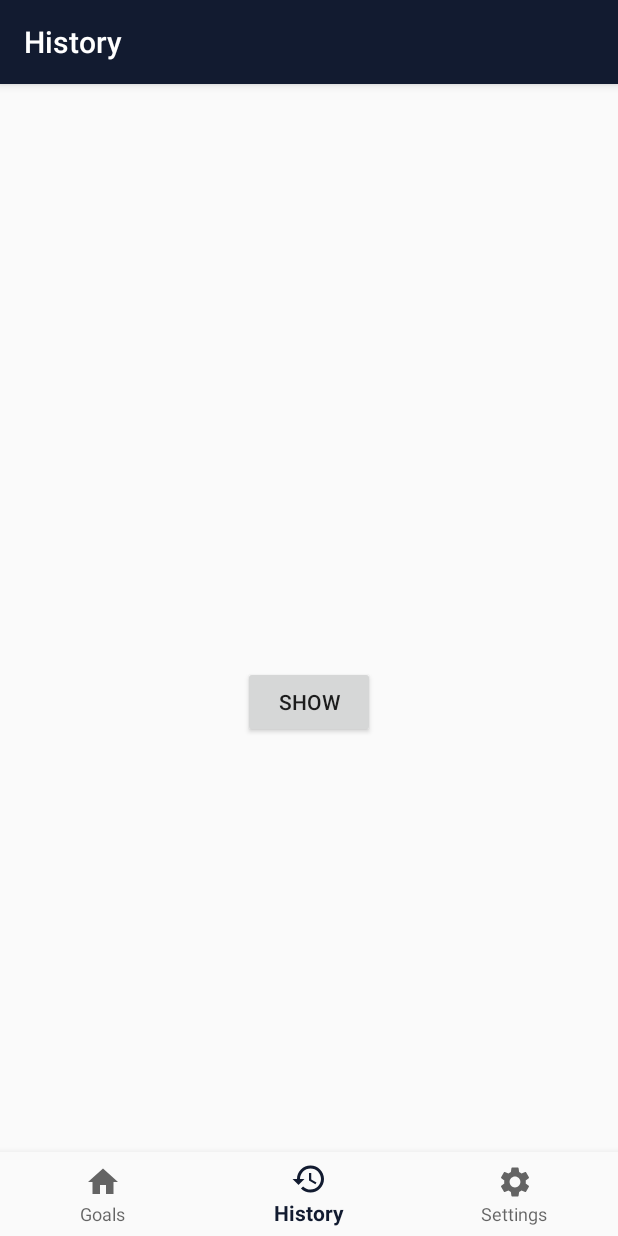
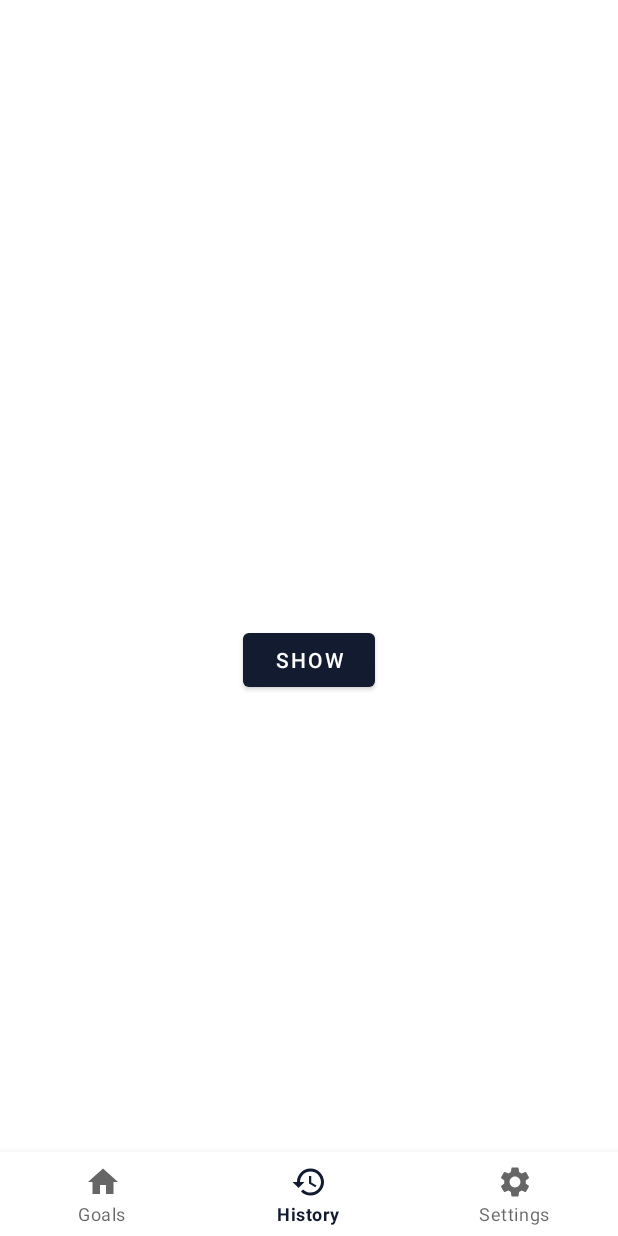
Before and after one commit to linaaa31/GoalTracker, an Android app: the screen it shows after launch (MainActivity), item 2 of the bottom bar chosen, on a phone screen of 412 x 824 dp. Run offline under Robolectric (Android 15) with nearby library versions, the phone set to English and light mode, and no system bars; our stand-ins replace Room's generated code, navigation-ui.

Commit message:
Styles updated, night removed, actionbar removed

```diff
--- a/app/src/main/java/com/app/goaltracker/MainActivity.java
+++ b/app/src/main/java/com/app/goaltracker/MainActivity.java
@@ -27,14 +27,7 @@ public class MainActivity extends AppCompatActivity {
         binding = ActivityMainBinding.inflate(getLayoutInflater());
         setContentView(binding.getRoot());
 
-        BottomNavigationView navView = findViewById(R.id.nav_view);
-        // Passing each menu ID as a set of Ids because each
-        // menu should be considered as top level destinations.
-        AppBarConfiguration appBarConfiguration = new AppBarConfiguration.Builder(
-                R.id.navigation_goals, R.id.navigation_history, R.id.navigation_settings)
-                .build();
         NavController navController = Navigation.findNavController(this, R.id.nav_host_fragment_activity_main);
-        NavigationUI.setupActionBarWithNavController(this, navController, appBarConfiguration);
         NavigationUI.setupWithNavController(binding.navView, navController);
     }
 
--- a/app/src/main/res/layout/fragment_goals.xml
+++ b/app/src/main/res/layout/fragment_goals.xml
@@ -1,5 +1,6 @@
 <?xml version="1.0" encoding="utf-8"?>
-<androidx.constraintlayout.widget.ConstraintLayout xmlns:android="http://schemas.android.com/apk/res/android"
+<androidx.constraintlayout.widget.ConstraintLayout
+    xmlns:android="http://schemas.android.com/apk/res/android"
     xmlns:app="http://schemas.android.com/apk/res-auto"
     xmlns:tools="http://schemas.android.com/tools"
     android:layout_width="match_parent"
--- a/app/src/main/res/values-night/themes.xml
+++ /dev/null
@@ -1,16 +0,0 @@
-<resources xmlns:tools="http://schemas.android.com/tools">
-    <!-- Base application theme. -->
-    <style name="Theme.GoalTracker" parent="Theme.MaterialComponents.DayNight.DarkActionBar">
-        <!-- Primary brand color. -->
-        <item name="colorPrimary">@color/purple_200</item>
-        <item name="colorPrimaryVariant">@color/purple_700</item>
-        <item name="colorOnPrimary">@color/black</item>
-        <!-- Secondary brand color. -->
-        <item name="colorSecondary">@color/teal_200</item>
-        <item name="colorSecondaryVariant">@color/teal_200</item>
-        <item name="colorOnSecondary">@color/black</item>
-        <!-- Status bar color. -->
-        <item name="android:statusBarColor">?attr/colorPrimaryVariant</item>
-        <!-- Customize your theme here. -->
-    </style>
-</resources>
--- a/app/src/main/res/values/dimens.xml
+++ b/app/src/main/res/values/dimens.xml
@@ -3,13 +3,4 @@
     <dimen name="activity_horizontal_margin">16dp</dimen>
     <dimen name="activity_vertical_margin">16dp</dimen>
 
-        <style name="AppTheme" parent="Theme.AppCompat.Light.DarkActionBar">
-            <item name="colorPrimary">@color/blue_black</item>
-            <item name="colorPrimaryDark">@color/blue</item>
-            <item name="colorAccent">@color/teal_700</item>
-        </style>
-
-
-
-
 </resources>
--- a/app/src/main/res/values/themes.xml
+++ b/app/src/main/res/values/themes.xml
@@ -1,17 +1,19 @@
 <resources xmlns:tools="http://schemas.android.com/tools">
-    <!-- Base application theme. -->
-    <style name="Theme.GoalTracker" parent="Theme.MaterialComponents.DayNight.DarkActionBar">
+
+    <style name="Theme.GoalTracker" parent="Theme.MaterialComponents.DayNight.NoActionBar">
         <!-- Primary brand color. -->
-        <item name="colorPrimary">@color/purple_500</item>
+        <item name="colorPrimary">@color/blue_black</item>
         <item name="colorPrimaryVariant">@color/purple_700</item>
         <item name="colorOnPrimary">@color/white</item>
+        <item name="colorPrimaryDark">@color/blue</item>
+        <item name="colorAccent">@color/teal_700</item>
+
         <!-- Secondary brand color. -->
         <item name="colorSecondary">@color/teal_200</item>
         <item name="colorSecondaryVariant">@color/teal_700</item>
         <item name="colorOnSecondary">@color/black</item>
         <!-- Status bar color. -->
         <item name="android:statusBarColor">?attr/colorPrimaryVariant</item>
-        <item name="windowSplashScreenAnimatedIcon">@drawable/circle_green</item>
         <!-- Customize your theme here. -->
     </style>
 
@@ -19,6 +21,6 @@
         <!-- Set the splash screen background, animated icon, and animation duration. -->
         <item name="windowSplashScreenBackground">@color/blue_black</item>
         <item name="windowSplashScreenAnimationDuration">10000</item>
-        <item name="postSplashScreenTheme">@style/AppTheme</item>
+        <item name="postSplashScreenTheme">@style/Theme.GoalTracker</item>
     </style>
 </resources>
```
